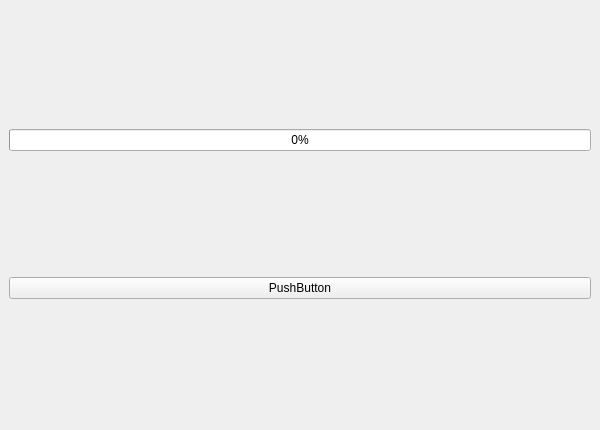
Above: gui/ui/untitled.ui from MrFreemanes/LocalAgent before the change. Below: the same form after it.
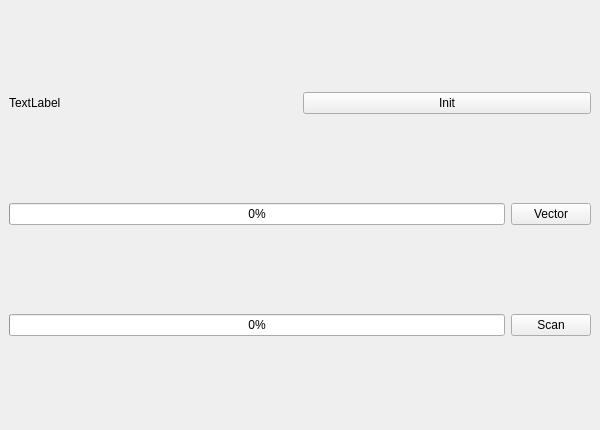
That is the form after the change.

```diff
--- a/gui/ui/untitled.ui
+++ b/gui/ui/untitled.ui
@@ -22,18 +22,58 @@
   <widget class="QWidget" name="centralwidget">
    <layout class="QVBoxLayout" name="verticalLayout">
     <item>
-     <widget class="QProgressBar" name="progressBar">
-      <property name="value">
-       <number>0</number>
-      </property>
-     </widget>
+     <layout class="QHBoxLayout" name="horizontalLayout_3">
+      <item>
+       <widget class="QLabel" name="label">
+        <property name="text">
+         <string>TextLabel</string>
+        </property>
+       </widget>
+      </item>
+      <item>
+       <widget class="QPushButton" name="pushButton">
+        <property name="text">
+         <string>Init</string>
+        </property>
+       </widget>
+      </item>
+     </layout>
     </item>
     <item>
-     <widget class="QPushButton" name="pushButton">
-      <property name="text">
-       <string>PushButton</string>
-      </property>
-     </widget>
+     <layout class="QHBoxLayout" name="horizontalLayout_2">
+      <item>
+       <widget class="QProgressBar" name="progressBar_vector">
+        <property name="value">
+         <number>0</number>
+        </property>
+       </widget>
+      </item>
+      <item>
+       <widget class="QPushButton" name="pbt_vector">
+        <property name="text">
+         <string>Vector</string>
+        </property>
+       </widget>
+      </item>
+     </layout>
+    </item>
+    <item>
+     <layout class="QHBoxLayout" name="horizontalLayout">
+      <item>
+       <widget class="QProgressBar" name="progressBar_scan">
+        <property name="value">
+         <number>0</number>
+        </property>
+       </widget>
+      </item>
+      <item>
+       <widget class="QPushButton" name="pbt_scan">
+        <property name="text">
+         <string>Scan</string>
+        </property>
+       </widget>
+      </item>
+     </layout>
     </item>
    </layout>
   </widget>
```
